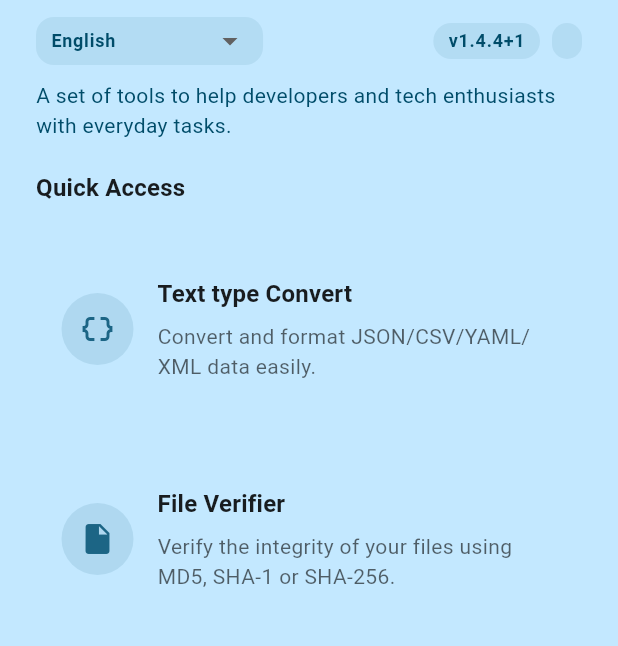
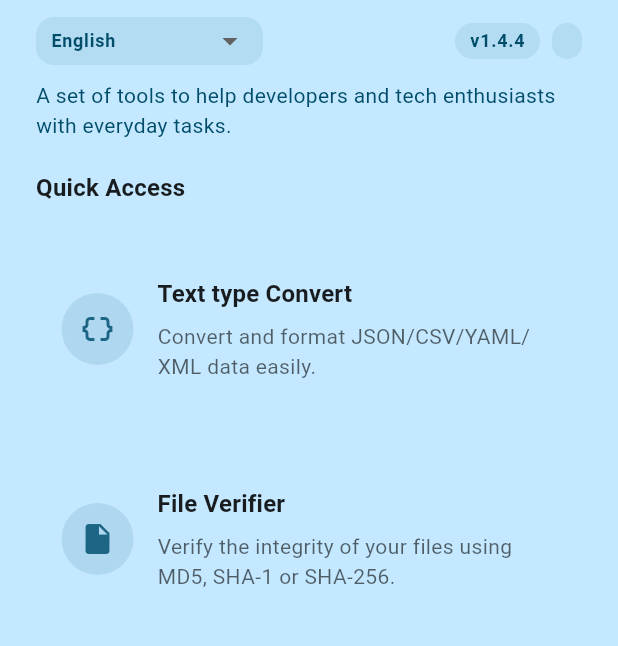
Before and after one commit to igorfs10/fluru_tools, a Flutter app: the screen it shows after launch, on a phone screen of 412 x 824 dp, the part 175-821 px from its top. Run offline on Flutter 3.47's test engine with Material 3 defaults, Android fonts, the phone set to English and light mode, and no system bars; our stand-ins replace csv, file_picker, package_info_plus, web, yaml; network calls fail.

```diff
--- a/lib/pages/start_page.dart
+++ b/lib/pages/start_page.dart
@@ -395,7 +395,7 @@ class _CurrentVersionPill extends StatelessWidget {
             borderRadius: BorderRadius.circular(12),
           ),
           child: Text(
-            'v$version${buildNumber.isNotEmpty ? '+$buildNumber' : ''}',
+            'v$version${buildNumber.isNotEmpty ? '+$buildNumber'.replaceAll("+1", "") : ''}',
             style: Theme.of(context).textTheme.labelMedium?.copyWith(
               color: scheme.onPrimaryContainer,
               fontWeight: FontWeight.w600,
```
